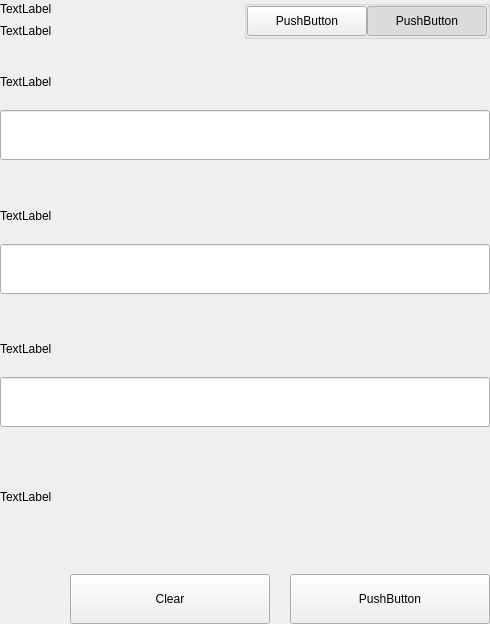
The window that src/qt/settings/forms/settingsbittoolwidget.ui (eons-finance/ALQO) describes before a commit, drawn with Qt 5.
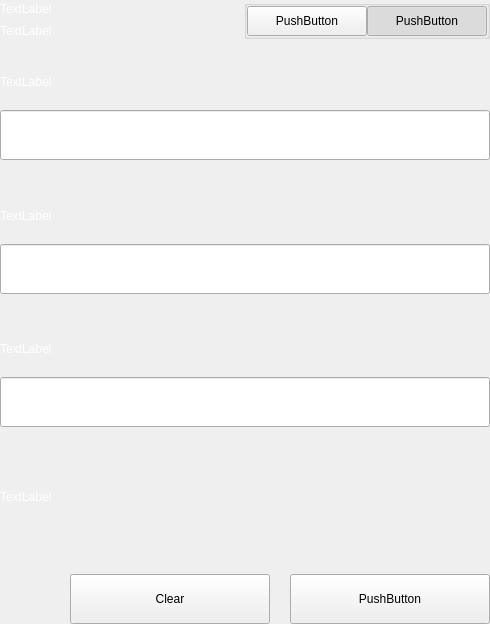
The same window after the commit.

```diff
--- a/src/qt/settings/forms/settingsbittoolwidget.ui
+++ b/src/qt/settings/forms/settingsbittoolwidget.ui
@@ -61,6 +61,9 @@
             </property>
             <item>
              <widget class="QLabel" name="labelTitle">
+              <property name="styleSheet">
+               <string notr="true">color:white;</string>
+              </property>
               <property name="text">
                <string>TextLabel</string>
               </property>
@@ -68,6 +71,9 @@
             </item>
             <item>
              <widget class="QLabel" name="labelSubtitle1">
+              <property name="styleSheet">
+               <string notr="true">color:white;</string>
+              </property>
               <property name="text">
                <string>TextLabel</string>
               </property>
@@ -640,6 +646,9 @@
                    <height>20</height>
                   </size>
                  </property>
+                 <property name="styleSheet">
+                  <string notr="true">color:white;</string>
+                 </property>
                  <property name="text">
                   <string>TextLabel</string>
                  </property>
@@ -711,6 +720,9 @@
                      <height>20</height>
                     </size>
                    </property>
+                   <property name="styleSheet">
+                    <string notr="true">color:white;</string>
+                   </property>
                    <property name="text">
                     <string>TextLabel</string>
                    </property>
@@ -794,6 +806,9 @@
                    <height>20</height>
                   </size>
                  </property>
+                 <property name="styleSheet">
+                  <string notr="true">color:white;</string>
+                 </property>
                  <property name="text">
                   <string>TextLabel</string>
                  </property>
@@ -814,6 +829,9 @@
             </item>
             <item>
              <widget class="QLabel" name="statusLabel_ENC">
+              <property name="styleSheet">
+               <string notr="true">color:white;</string>
+              </property>
               <property name="text">
                <string>TextLabel</string>
               </property>
```
